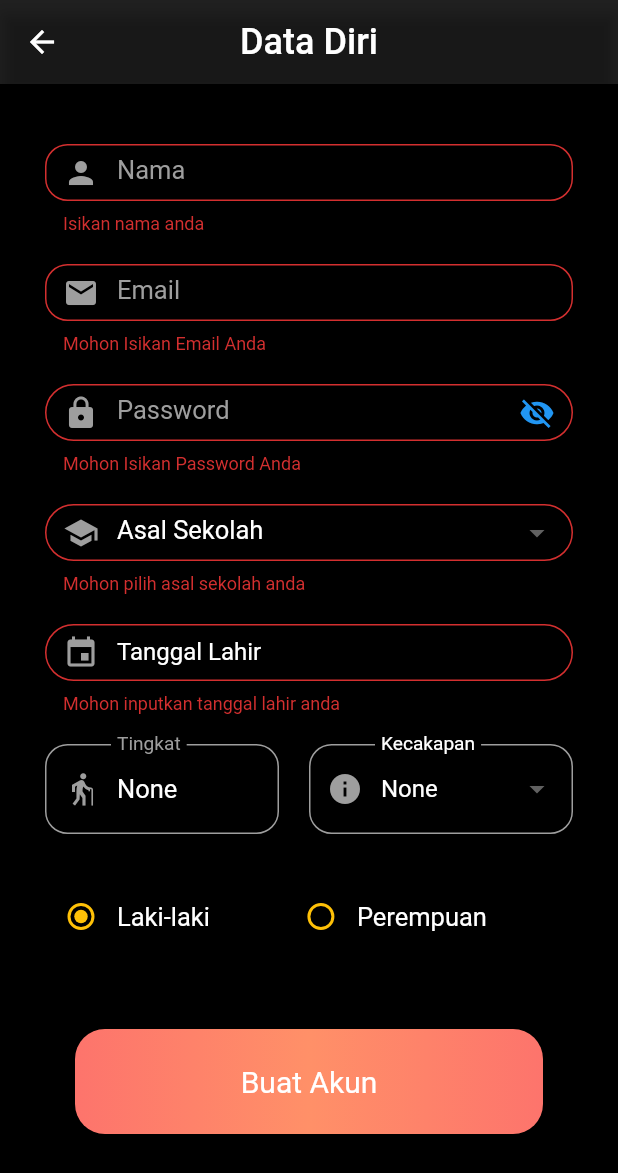
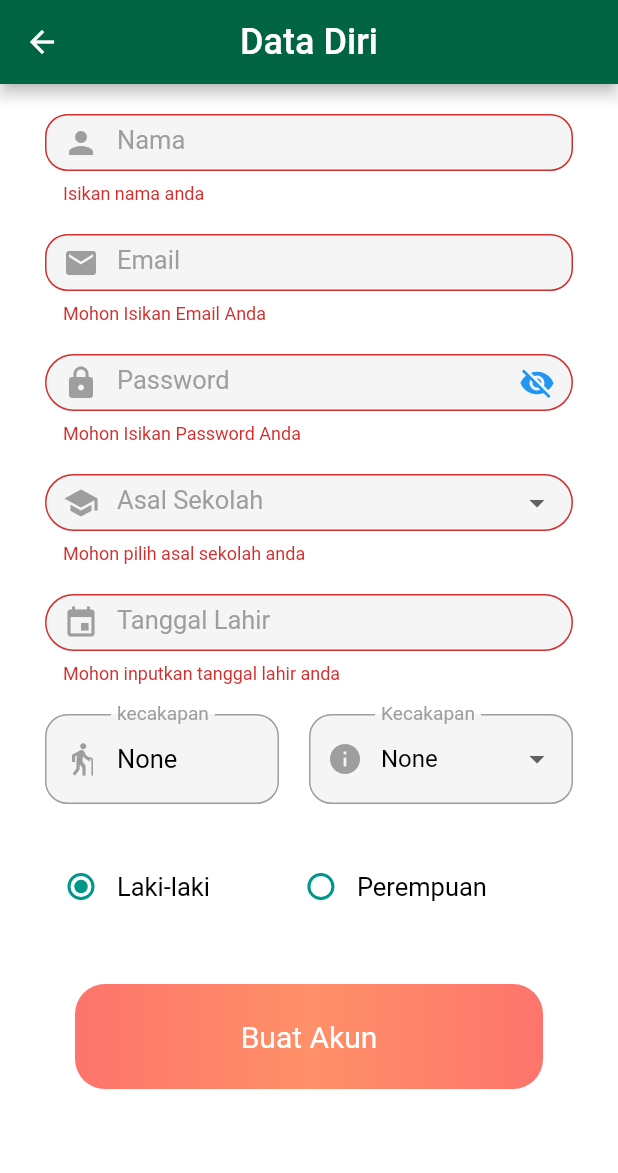
Before and after one commit to abcdgick/SKU-Pramuka, a Flutter app: the NewProfile screen opened directly with empty values, after a tap on "Buat Akun", on a phone screen of 412 x 824 dp. Shown: the top 1173 px of the screen. Run offline on Flutter 3.47's test engine with Material 2 defaults, Android fonts, the phone set to English and light mode, and no system bars; our stand-ins replace cloud_firestore, firebase_auth, firebase_core, flutter_secure_storage, flutter_spinkit, flutter_svg and 1 more; missing offline and left inert: time_machine; accounts and stored records are empty; network calls fail.

Commit message:
Tidying up the method

```diff
--- a/lib/screen/newprofile_screen.dart
+++ b/lib/screen/newprofile_screen.dart
@@ -7,6 +7,7 @@ import 'package:flutter/src/widgets/container.dart';
 import 'package:flutter/src/widgets/framework.dart';
 import 'package:sku_pramuka/screen/home_screen.dart';
 import 'package:sku_pramuka/screen/signup_screen.dart';
+import 'package:sku_pramuka/service/auth.dart';
 import 'package:time_machine/time_machine.dart';
 
 enum Pil { Laki, Perempuan }
@@ -26,12 +27,13 @@ class NewProfile extends StatefulWidget {
 }
 
 class _NewProfileState extends State<NewProfile> {
+  AuthClass authClass = AuthClass();
   final _formKey = GlobalKey<FormState>();
   TextEditingController name = TextEditingController();
   TextEditingController email = TextEditingController();
   TextEditingController password = TextEditingController();
   TextEditingController dateInput = TextEditingController();
-  TextEditingController tingkatt = TextEditingController();
+  TextEditingController tingkat = TextEditingController();
 
   FirebaseAuth _auth = FirebaseAuth.instance;
   FirebaseFirestore _firestore = FirebaseFirestore.instance;
@@ -41,12 +43,12 @@ class _NewProfileState extends State<NewProfile> {
   String? selectedSekolah;
   String? formattedDate;
   DateTime? tl;
-  String tingkat = "None";
+  String kecakapan = "None";
   int umur = -1;
 
-  final lsiaga = <String>["Muda", "Bantu", "Tata"];
+  final lsiaga = <String>["Muda", "Bantu", "Tata", "Garuda"];
   final lpenggalang = <String>["Ramu", "Rakit", "Terap", "Garuda"];
-  final lpenegak = <String>["Tamu", "Bantara", "Laksana"];
+  final lpenegak = <String>["Tamu", "Bantara", "Laksana", "Garuda"];
 
   Pil? _pil = Pil.Laki;
 
@@ -57,7 +59,7 @@ class _NewProfileState extends State<NewProfile> {
     name.text = widget.name;
     email.text = widget.email;
     password.text = widget.pass;
-    tingkatt.text = tingkat;
+    tingkat.text = kecakapan;
   }
 
   @override
@@ -67,7 +69,7 @@ class _NewProfileState extends State<NewProfile> {
     } else {
       return Scaffold(
           appBar: AppBar(
-            backgroundColor: Colors.black87,
+            backgroundColor: Color.fromARGB(255, 1, 101, 68),
             title: Text("Data Diri",
                 style: TextStyle(color: Colors.white, fontSize: 24)),
             centerTitle: true,
@@ -75,7 +77,7 @@ class _NewProfileState extends State<NewProfile> {
           body: Container(
             height: MediaQuery.of(context).size.height,
             width: MediaQuery.of(context).size.width,
-            color: Colors.black,
+            color: Colors.white,
             child: SingleChildScrollView(
               child: Form(
                 key: _formKey,
@@ -83,7 +85,7 @@ class _NewProfileState extends State<NewProfile> {
                   mainAxisAlignment: MainAxisAlignment.center,
                   children: [
                     const SizedBox(
-                      height: 40,
+                      height: 20,
                     ),
                     textFormBiasa(const Icon(Icons.person, color: Colors.grey),
                         "Nama", "Isikan nama anda", true, name),
@@ -124,10 +126,10 @@ class _NewProfileState extends State<NewProfile> {
                         children: [
                           textFormBiasa(
                               const Icon(Icons.elderly, color: Colors.grey),
-                              "Tingkat",
-                              "Isikan tingkat anda",
+                              "kecakapan",
+                              "Isikan kecakapan anda",
                               false,
-                              tingkatt),
+                              tingkat),
                           const SizedBox(
                             width: 20,
                           ),
@@ -143,7 +145,7 @@ class _NewProfileState extends State<NewProfile> {
                     ),
                     radioBtnPil(),
                     const SizedBox(
-                      height: 40,
+                      height: 30,
                     ),
                     colorButton(),
                     const SizedBox(
@@ -166,9 +168,9 @@ class _NewProfileState extends State<NewProfile> {
       height: 60,
       child: TextFormField(
         readOnly: !full,
-        cursorColor: Colors.white,
+        cursorColor: Colors.blue,
         onChanged: (value) => setState(() {}),
-        style: const TextStyle(color: Colors.white, fontSize: 17),
+        style: const TextStyle(color: Colors.black, fontSize: 17),
         keyboardType: TextInputType.name,
         inputFormatters: [
           FilteringTextInputFormatter.allow(RegExp("[a-zA-Z ]+"))
@@ -203,7 +205,7 @@ class _NewProfileState extends State<NewProfile> {
                 borderRadius: BorderRadius.circular(15)),
             focusedBorder: OutlineInputBorder(
                 borderSide: const BorderSide(
-                  color: Colors.amber,
+                  color: Colors.deepOrange,
                   width: 1.5,
                 ),
                 borderRadius: BorderRadius.circular(15))),
@@ -228,8 +230,8 @@ class _NewProfileState extends State<NewProfile> {
       height: 60,
       child: TextFormField(
         readOnly: widget.logged,
-        cursorColor: Colors.white,
-        style: const TextStyle(color: Colors.white, fontSize: 17),
+        cursorColor: Colors.blue,
+        style: const TextStyle(color: Colors.black, fontSize: 17),
         keyboardType: TextInputType.emailAddress,
         //inputFormatters: [FilteringTextInputFormatter.allow(RegExp(pattern))],
         onChanged: (value) => setState(() {}),
@@ -261,7 +263,7 @@ class _NewProfileState extends State<NewProfile> {
                 borderRadius: BorderRadius.circular(15)),
             focusedBorder: OutlineInputBorder(
                 borderSide: const BorderSide(
-                  color: Colors.amber,
+                  color: Colors.deepOrange,
                   width: 1.5,
                 ),
                 borderRadius: BorderRadius.circular(15))),
@@ -283,13 +285,14 @@ class _NewProfileState extends State<NewProfile> {
       width: MediaQuery.of(context).size.width - 60,
       height: 60,
       child: TextFormField(
-        cursorColor: Colors.white,
-        style: const TextStyle(color: Colors.white, fontSize: 17),
+        cursorColor: Colors.blue,
+        style: const TextStyle(color: Colors.black, fontSize: 17),
         obscureText: !_passwordVisible,
         enableSuggestions: false,
         autocorrect: false,
         keyboardType: TextInputType.visiblePassword,
         decoration: InputDecoration(
+            filled: true,
             border: OutlineInputBorder(
               borderRadius: BorderRadius.circular(20),
               borderSide: const BorderSide(
@@ -317,7 +320,7 @@ class _NewProfileState extends State<NewProfile> {
                 borderRadius: BorderRadius.circular(15)),
             focusedBorder: OutlineInputBorder(
                 borderSide: const BorderSide(
-                  color: Colors.amber,
+                  color: Colors.deepOrange,
                   width: 1.5,
                 ),
                 borderRadius: BorderRadius.circular(15))),
@@ -345,9 +348,9 @@ class _NewProfileState extends State<NewProfile> {
           selectedSekolah = sekolah!;
         }),
         validator: (value) => value == null ? empty : null,
-        style: const TextStyle(color: Colors.white, fontSize: 16),
-        dropdownColor: Colors.black87,
+        style: const TextStyle(color: Colors.black, fontSize: 16),
         decoration: InputDecoration(
+            filled: true,
             border: OutlineInputBorder(
               borderRadius: BorderRadius.circular(20),
               borderSide: const BorderSide(
@@ -357,7 +360,7 @@ class _NewProfileState extends State<NewProfile> {
             ),
             prefixIcon: icon,
             labelText: label,
-            labelStyle: const TextStyle(color: Colors.white, fontSize: 17),
+            labelStyle: const TextStyle(color: Colors.grey, fontSize: 17),
             enabledBorder: OutlineInputBorder(
                 borderSide: const BorderSide(
                   color: Colors.grey,
@@ -366,7 +369,7 @@ class _NewProfileState extends State<NewProfile> {
                 borderRadius: BorderRadius.circular(15)),
             focusedBorder: OutlineInputBorder(
                 borderSide: const BorderSide(
-                  color: Colors.amber,
+                  color: Colors.deepOrange,
                   width: 1.5,
                 ),
                 borderRadius: BorderRadius.circular(15))),
@@ -378,35 +381,35 @@ class _NewProfileState extends State<NewProfile> {
     List<String> list;
     if (umur < 7) {
       list = ["None"];
-      tingkatt.text = "None";
+      tingkat.text = "None";
     } else if (umur < 11) {
       list = lsiaga;
-      tingkatt.text = "Siaga";
+      tingkat.text = "Siaga";
     } else if (umur < 16) {
       list = lpenggalang;
-      tingkatt.text = "Penggalang";
+      tingkat.text = "Penggalang";
     } else if (umur < 21) {
       list = lpenegak;
-      tingkatt.text = "Penegak";
+      tingkat.text = "Penegak";
     } else {
       list = ["None"];
     }
-    tingkat = list[0];
+    kecakapan = list[0];
     return SizedBox(
       width: MediaQuery.of(context).size.width / 2 - 30,
       height: 60,
       child: DropdownButtonFormField<String>(
-        value: tingkat,
+        value: kecakapan,
         items: list.map((String value) {
           return DropdownMenuItem<String>(value: value, child: Text(value));
         }).toList(),
         onChanged: (value) => setState(() {
-          tingkat = value!;
+          kecakapan = value!;
         }),
         validator: (value) => value == null ? empty : null,
-        style: const TextStyle(color: Colors.white, fontSize: 16),
-        dropdownColor: Colors.black87,
+        style: const TextStyle(color: Colors.black, fontSize: 16),
         decoration: InputDecoration(
+            filled: true,
             border: OutlineInputBorder(
               borderRadius: BorderRadius.circular(20),
               borderSide: const BorderSide(
@@ -416,7 +419,7 @@ class _NewProfileState extends State<NewProfile> {
             ),
             prefixIcon: icon,
             labelText: label,
-            labelStyle: const TextStyle(color: Colors.white, fontSize: 17),
+            labelStyle: const TextStyle(color: Colors.grey, fontSize: 17),
             enabledBorder: OutlineInputBorder(
                 borderSide: const BorderSide(
                   color: Colors.grey,
@@ -425,7 +428,7 @@ class _NewProfileState extends State<NewProfile> {
                 borderRadius: BorderRadius.circular(15)),
             focusedBorder: OutlineInputBorder(
                 borderSide: const BorderSide(
-                  color: Colors.amber,
+                  color: Colors.deepOrange,
                   width: 1.5,
                 ),
                 borderRadius: BorderRadius.circular(15))),
@@ -446,10 +449,12 @@ class _NewProfileState extends State<NewProfile> {
             onChanged: (Pil? value) => setState(() {
               _pil = value;
             }),
-            fillColor: MaterialStateColor.resolveWith((states) => Colors.amber),
+            fillColor: MaterialStateColor.resolveWith(
+              (states) => Colors.teal,
+            ),
           ),
           const Text("Laki-laki",
-              style: TextStyle(color: Colors.white, fontSize: 17)),
+              style: TextStyle(color: Colors.black, fontSize: 17)),
           const SizedBox(
             width: 50,
           ),
@@ -459,10 +464,12 @@ class _NewProfileState extends State<NewProfile> {
             onChanged: (Pil? value) => setState(() {
               _pil = value;
             }),
-            fillColor: MaterialStateColor.resolveWith((states) => Colors.amber),
+            fillColor: MaterialStateColor.resolveWith(
+              (states) => Colors.teal,
+            ),
           ),
           const Text("Perempuan",
-              style: TextStyle(color: Colors.white, fontSize: 17)),
+              style: TextStyle(color: Colors.black, fontSize: 17)),
         ],
       ),
     );
@@ -476,7 +483,7 @@ class _NewProfileState extends State<NewProfile> {
       child: TextFormField(
         controller: controller,
         readOnly: true,
-        style: const TextStyle(color: Colors.white, fontSize: 16),
+        style: const TextStyle(color: Colors.black, fontSize: 16),
         onTap: () async {
           DateTime? pickedDate = await showDatePicker(
               context: context,
@@ -494,8 +501,9 @@ class _NewProfileState extends State<NewProfile> {
             });
           }
         },
-        cursorColor: Colors.white,
+        cursorColor: Colors.blue,
         decoration: InputDecoration(
+            filled: true,
             border: OutlineInputBorder(
               borderRadius: BorderRadius.circular(20),
               borderSide: const BorderSide(
@@ -515,7 +523,7 @@ class _NewProfileState extends State<NewProfile> {
                     },
                     icon: const Icon(Icons.clear)),
             labelText: label,
-            labelStyle: const TextStyle(color: Colors.white),
+            labelStyle: const TextStyle(color: Colors.grey, fontSize: 17),
             enabledBorder: OutlineInputBorder(
                 borderSide: const BorderSide(
                   color: Colors.grey,
@@ -524,7 +532,7 @@ class _NewProfileState extends State<NewProfile> {
                 borderRadius: BorderRadius.circular(15)),
             focusedBorder: OutlineInputBorder(
                 borderSide: const BorderSide(
-                  color: Colors.amber,
+                  color: Colors.deepOrange,
                   width: 1.5,
                 ),
                 borderRadius: BorderRadius.circular(15))),
@@ -546,68 +554,29 @@ class _NewProfileState extends State<NewProfile> {
           setState(() {
             _isLoading = true;
           });
-          try {
-            User? user;
-            if (!widget.logged) {
-              user = (await _auth.createUserWithEmailAndPassword(
-                      email: email.text, password: password.text))
-                  .user;
-              user!.updateDisplayName(name.text);
-            } else {
-              user = null;
-            }
-
-            if (user != null || widget.logged) {
           String pil;
           if (_pil.toString() == "Pil.Laki") {
             pil = "Laki-Laki";
           } else {
             pil = "Perempuan";
           }
-              await _firestore
-                  .collection('users')
-                  .doc(_auth.currentUser!.uid)
-                  .set({
-                "uid": _auth.currentUser!.uid,
-                "name": name.text,
-                "email": email.text,
-                "sekolah": selectedSekolah,
-                "tl": tl,
-                "umur": umur,
-                "tingkat": tingkatt.text,
-                "kecakapan": tingkat,
-                "pembina": "",
-                "gender": pil,
-                "profile": ""
-              });
-              ScaffoldMessenger.of(context).showSnackBar(
-                SnackBar(
-                  content: Text("Welcome ${name.text}!"),
-                  backgroundColor: Colors.grey,
-                ),
-              );
-              Navigator.pushAndRemoveUntil(
+          authClass
+              .emailSignUp(
                 context,
-                  MaterialPageRoute(
-                      builder: (builder) => HomePage(name: name.text)),
-                  (route) => false);
-            } else {
-              ScaffoldMessenger.of(context).showSnackBar(
-                const SnackBar(
-                  content: Text("Pembuatan Akun Gagal"),
-                ),
-              );
-            }
-            setState(() {
+                widget.logged,
+                name.text,
+                email.text,
+                password.text,
+                pil,
+                selectedSekolah!,
+                tl!,
+                umur,
+                tingkat.text,
+                kecakapan,
+              )
+              .then((value) => setState(() {
                     _isLoading = false;
-            });
-          } on FirebaseAuthException catch (e) {
-            ScaffoldMessenger.of(context).showSnackBar(
-              SnackBar(
-                content: Text(e.message!),
-              ),
-            );
-          }
+                  }));
         }
       },
       child: Container(
--- a/pubspec.yaml
+++ b/pubspec.yaml
@@ -45,6 +45,8 @@ dependencies:
   google_sign_in: ^5.4.2
   flutter_secure_storage: ^7.0.1
   flutter_launcher_icons: ^0.11.0
+  intl: ^0.17.0
+  flutter_gradients: ^1.0.0+3
 
 dev_dependencies:
   flutter_test:
```
Also changed, not shown: lib/main.dart (+5 -4 lines), lib/screen/home_screen.dart (+18 -32 lines), lib/screen/signin_screen.dart (+29 -34 lines), lib/screen/signup_screen.dart (+18 -17 lines), lib/screen/tugas_screen.dart (+11 -9 lines), lib/service/auth.dart (added, +204 -0 lines), lib/service/google_auth.dart (deleted, +0 -87 lines), lib/widgets/card_tugas.dart (+13 -4 lines), pubspec.lock. Lines whose indentation alone changed are shown as unchanged.
